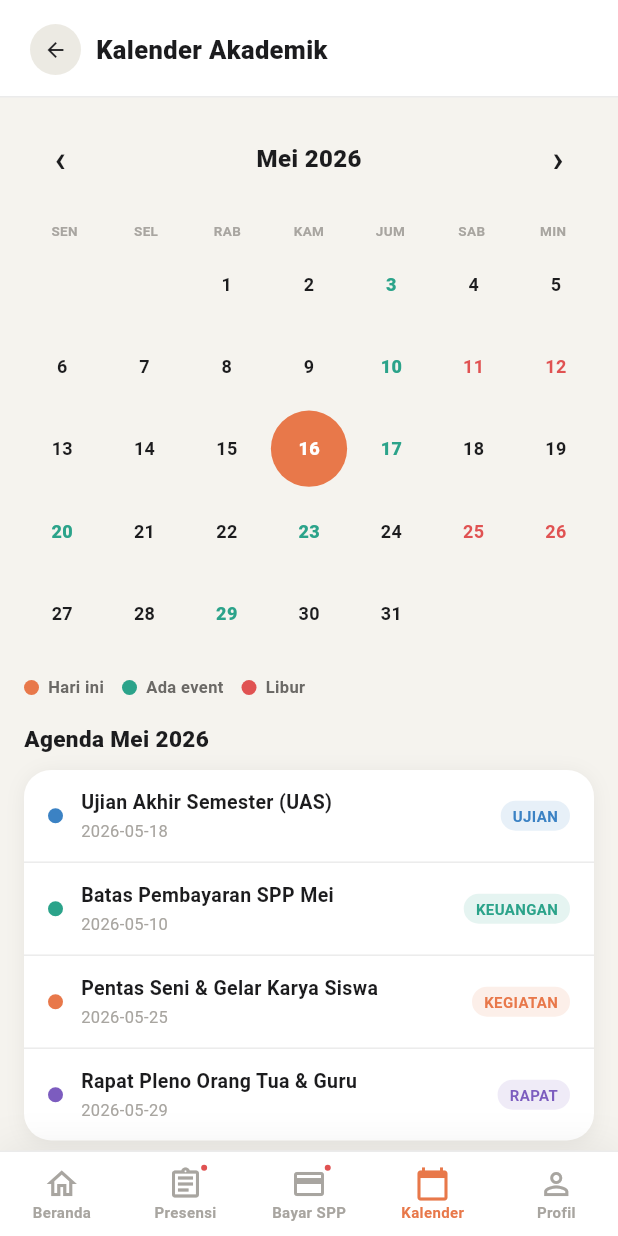
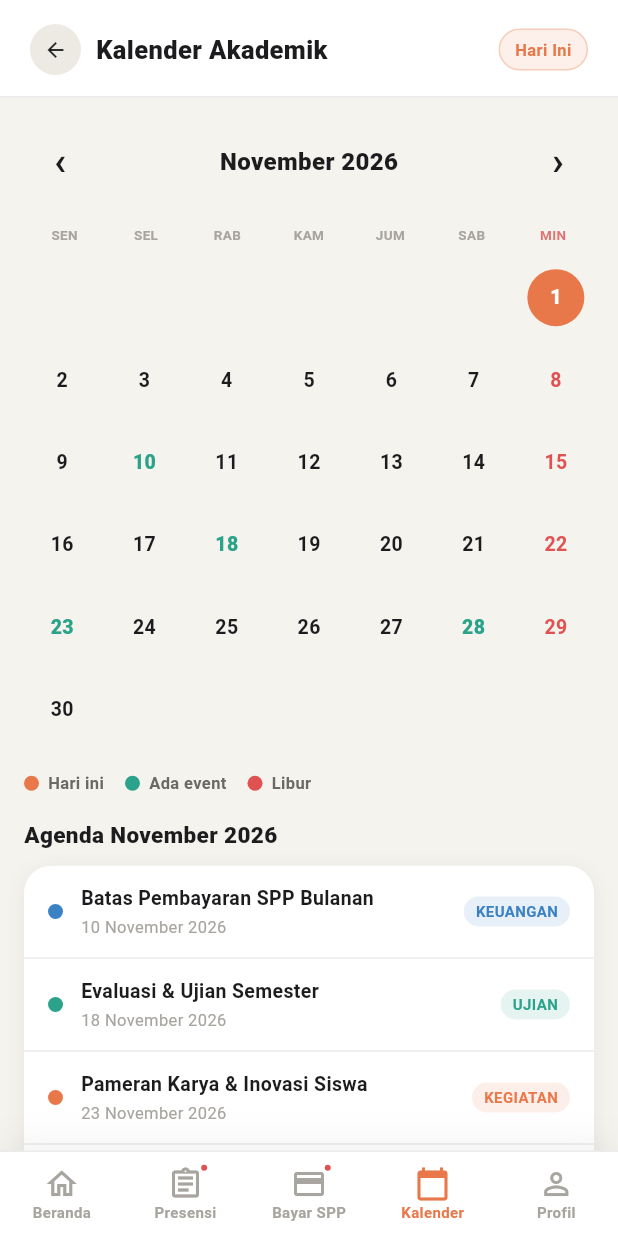
Before and after one commit to blznqhtn/SatuSekolah, a Flutter app: the MainScreen screen opened directly, scrolled down 156 dp, after a tap on "🗓️", on a phone screen of 412 x 824 dp. Run offline on Flutter 3.47's test engine with Material 3 defaults, Android fonts, the phone set to English and light mode, and no system bars; our stand-ins replace carousel_slider, firebase_core, flutter_local_notifications, get, get_storage, google_sign_in; accounts and stored records are empty; network calls fail; Roboto replaces fonts that are missing (DM Mono, Nunito).

Commit message:
Implement dynamic real calendar algorithm with accurate days and dates

```diff
--- a/aplikasi_mobile_ortu/lib/screens/page_kalender.dart
+++ b/aplikasi_mobile_ortu/lib/screens/page_kalender.dart
@@ -11,8 +11,9 @@ class PageKalender extends StatefulWidget {
 }
 
 class _PageKalenderState extends State<PageKalender> {
-  int _currentYear = 2026;
-  int _currentMonth = 5;
+  late int _currentYear;
+  late int _currentMonth;
+  int? _selectedDay;
 
   bool _isLoading = true;
   List<Map<String, dynamic>> _events = [];
@@ -33,9 +34,14 @@ class _PageKalenderState extends State<PageKalender> {
     'Desember'
   ];
 
+  final List<String> _weekDays = ['Sen', 'Sel', 'Rab', 'Kam', 'Jum', 'Sab', 'Min'];
+
   @override
   void initState() {
     super.initState();
+    final now = DateTime.now();
+    _currentYear = now.year;
+    _currentMonth = now.month;
     _loadEvents();
   }
 
@@ -55,6 +61,7 @@ class _PageKalenderState extends State<PageKalender> {
 
   void _prevMonth() {
     setState(() {
+      _selectedDay = null;
       if (_currentMonth == 1) {
         _currentMonth = 12;
         _currentYear--;
@@ -67,6 +74,7 @@ class _PageKalenderState extends State<PageKalender> {
 
   void _nextMonth() {
     setState(() {
+      _selectedDay = null;
       if (_currentMonth == 12) {
         _currentMonth = 1;
         _currentYear++;
@@ -77,11 +85,84 @@ class _PageKalenderState extends State<PageKalender> {
     _loadEvents();
   }
 
+  void _jumpToToday() {
+    final now = DateTime.now();
+    setState(() {
+      _currentYear = now.year;
+      _currentMonth = now.month;
+      _selectedDay = now.day;
+    });
+    _loadEvents();
+  }
+
+  bool _dayHasEvent(int day) {
+    for (final ev in _events) {
+      final dateStr = ev['event_date']?.toString() ?? '';
+      final parsed = DateTime.tryParse(dateStr);
+      if (parsed != null) {
+        if (parsed.year == _currentYear && parsed.month == _currentMonth && parsed.day == day) {
+          return true;
+        }
+      } else if (dateStr.contains('-')) {
+        final parts = dateStr.split('-');
+        if (parts.length >= 3) {
+          final y = int.tryParse(parts[0]);
+          final m = int.tryParse(parts[1]);
+          final d = int.tryParse(parts[2].split('T').first.split(' ').first);
+          if (y == _currentYear && m == _currentMonth && d == day) {
+            return true;
+          }
+        }
+      }
+    }
+    return false;
+  }
+
+  bool _dayIsHoliday(int day) {
+    final dt = DateTime(_currentYear, _currentMonth, day);
+    if (dt.weekday == DateTime.sunday) return true;
+
+    for (final ev in _events) {
+      final cat = ev['category']?.toString().toUpperCase() ?? '';
+      if (cat == 'LIBUR' || cat == 'HOLIDAY') {
+        final dateStr = ev['event_date']?.toString() ?? '';
+        final parsed = DateTime.tryParse(dateStr);
+        if (parsed != null &&
+            parsed.year == _currentYear &&
+            parsed.month == _currentMonth &&
+            parsed.day == day) {
+          return true;
+        }
+      }
+    }
+    return false;
+  }
+
+  List<Map<String, dynamic>> _getEventsForDay(int day) {
+    return _events.where((ev) {
+      final dateStr = ev['event_date']?.toString() ?? '';
+      final parsed = DateTime.tryParse(dateStr);
+      if (parsed != null) {
+        return parsed.year == _currentYear && parsed.month == _currentMonth && parsed.day == day;
+      } else if (dateStr.contains('-')) {
+        final parts = dateStr.split('-');
+        if (parts.length >= 3) {
+          final y = int.tryParse(parts[0]);
+          final m = int.tryParse(parts[1]);
+          final d = int.tryParse(parts[2].split('T').first.split(' ').first);
+          return y == _currentYear && m == _currentMonth && d == day;
+        }
+      }
+      return false;
+    }).toList();
+  }
+
   @override
   Widget build(BuildContext context) {
     final monthLabel = '${_monthNames[_currentMonth]} $_currentYear';
 
     return Column(
+      crossAxisAlignment: CrossAxisAlignment.stretch,
       children: [
         _buildHeader(context),
         Expanded(
@@ -99,8 +180,8 @@ class _PageKalenderState extends State<PageKalender> {
                         _buildCalendarNav(monthLabel),
                         _buildCalendarGrid(),
                         _buildLegend(),
-                        _buildSectionHeader('Agenda $monthLabel'),
-                        _buildAgendaList(),
+                        _buildSectionHeader(monthLabel),
+                        _buildAgendaList(monthLabel),
                         const SizedBox(height: 24),
                       ],
                     ),
@@ -113,12 +194,16 @@ class _PageKalenderState extends State<PageKalender> {
 
   Widget _buildHeader(BuildContext context) {
     return Container(
+      width: double.infinity,
       padding: const EdgeInsets.fromLTRB(20, 16, 20, 14),
       decoration: const BoxDecoration(
         color: AppTheme.surface,
         border: Border(bottom: BorderSide(color: AppTheme.border)),
       ),
       child: Row(
+        mainAxisAlignment: MainAxisAlignment.spaceBetween,
+        children: [
+          Row(
             children: [
               GestureDetector(
                 onTap: () {
@@ -140,6 +225,27 @@ class _PageKalenderState extends State<PageKalender> {
               const Text('Kalender Akademik', style: AppTheme.headerTitle),
             ],
           ),
+          GestureDetector(
+            onTap: _jumpToToday,
+            child: Container(
+              padding: const EdgeInsets.symmetric(horizontal: 10, vertical: 5),
+              decoration: BoxDecoration(
+                color: AppTheme.accentBg,
+                borderRadius: BorderRadius.circular(16),
+                border: Border.all(color: AppTheme.accent.withOpacity(0.3)),
+              ),
+              child: const Text(
+                'Hari Ini',
+                style: TextStyle(
+                  fontSize: 11,
+                  fontWeight: FontWeight.w700,
+                  color: AppTheme.accent,
+                ),
+              ),
+            ),
+          ),
+        ],
+      ),
     );
   }
 
@@ -150,15 +256,21 @@ class _PageKalenderState extends State<PageKalender> {
         mainAxisAlignment: MainAxisAlignment.spaceBetween,
         children: [
           IconButton(
-            icon: const Text('‹',
-                style: TextStyle(fontSize: 24, color: AppTheme.text, fontWeight: FontWeight.bold)),
+            icon: const Text(
+              '‹',
+              style: TextStyle(fontSize: 26, color: AppTheme.text, fontWeight: FontWeight.bold),
+            ),
             onPressed: _prevMonth,
           ),
-          Text(monthLabel,
-              style: const TextStyle(fontSize: 16, fontWeight: FontWeight.w800, color: AppTheme.text)),
+          Text(
+            monthLabel,
+            style: const TextStyle(fontSize: 16, fontWeight: FontWeight.w800, color: AppTheme.text),
+          ),
           IconButton(
-            icon: const Text('›',
-                style: TextStyle(fontSize: 24, color: AppTheme.text, fontWeight: FontWeight.bold)),
+            icon: const Text(
+              '›',
+              style: TextStyle(fontSize: 26, color: AppTheme.text, fontWeight: FontWeight.bold),
+            ),
             onPressed: _nextMonth,
           ),
         ],
@@ -167,102 +279,110 @@ class _PageKalenderState extends State<PageKalender> {
   }
 
   Widget _buildCalendarGrid() {
-    final List<String> days = ['Sen', 'Sel', 'Rab', 'Kam', 'Jum', 'Sab', 'Min'];
-    final List<Map<String, dynamic>> dates = [
-      {'val': '', 'type': 'empty'},
-      {'val': '', 'type': 'empty'},
-      {'val': '1', 'type': 'normal'},
-      {'val': '2', 'type': 'normal'},
-      {'val': '3', 'type': 'event'},
-      {'val': '4', 'type': 'normal'},
-      {'val': '5', 'type': 'normal'},
-      {'val': '6', 'type': 'normal'},
-      {'val': '7', 'type': 'normal'},
-      {'val': '8', 'type': 'normal'},
-      {'val': '9', 'type': 'normal'},
-      {'val': '10', 'type': 'event'},
-      {'val': '11', 'type': 'holiday'},
-      {'val': '12', 'type': 'holiday'},
-      {'val': '13', 'type': 'normal'},
-      {'val': '14', 'type': 'normal'},
-      {'val': '15', 'type': 'normal'},
-      {'val': '16', 'type': 'today'},
-      {'val': '17', 'type': 'event'},
-      {'val': '18', 'type': 'normal'},
-      {'val': '19', 'type': 'normal'},
-      {'val': '20', 'type': 'event'},
-      {'val': '21', 'type': 'normal'},
-      {'val': '22', 'type': 'normal'},
-      {'val': '23', 'type': 'event'},
-      {'val': '24', 'type': 'normal'},
-      {'val': '25', 'type': 'holiday'},
-      {'val': '26', 'type': 'holiday'},
-      {'val': '27', 'type': 'normal'},
-      {'val': '28', 'type': 'normal'},
-      {'val': '29', 'type': 'event'},
-      {'val': '30', 'type': 'normal'},
-      {'val': '31', 'type': 'normal'},
-    ];
+    final now = DateTime.now();
+
+    // Hari pertama dalam bulan ini: 1 = Senin, ..., 7 = Minggu
+    final firstDayWeekday = DateTime(_currentYear, _currentMonth, 1).weekday;
+    final emptyLeadingDays = firstDayWeekday - 1;
+
+    // Total hari dalam bulan ini (mendukung tahun kabisat otomatis)
+    final totalDaysInMonth = DateTime(_currentYear, _currentMonth + 1, 0).day;
+    final totalCells = emptyLeadingDays + totalDaysInMonth;
 
     return Padding(
       padding: const EdgeInsets.symmetric(horizontal: 16),
       child: Column(
         children: [
+          // Nama-nama hari: Sen, Sel, Rab, Kam, Jum, Sab, Min
           Row(
             mainAxisAlignment: MainAxisAlignment.spaceAround,
-            children: days
-                .map((day) => Expanded(
+            children: _weekDays.map((day) {
+              final isSun = day == 'Min';
+              return Expanded(
                 child: Padding(
                   padding: const EdgeInsets.symmetric(vertical: 4),
-                        child: Text(day.toUpperCase(),
+                  child: Text(
+                    day.toUpperCase(),
                     textAlign: TextAlign.center,
-                            style: const TextStyle(
+                    style: TextStyle(
                       fontSize: 9,
                       fontWeight: FontWeight.w700,
-                                color: AppTheme.text3)),
+                      color: isSun ? AppTheme.red.withOpacity(0.8) : AppTheme.text3,
                     ),
-                    ))
-                .toList(),
                   ),
+                ),
+              );
+            }).toList(),
+          ),
+          const SizedBox(height: 6),
+
+          // Grid tanggal dinamis sesuai kalender riil
           GridView.builder(
             shrinkWrap: true,
             physics: const NeverScrollableScrollPhysics(),
-            itemCount: dates.length,
+            itemCount: totalCells,
             gridDelegate: const SliverGridDelegateWithFixedCrossAxisCount(
               crossAxisCount: 7,
               crossAxisSpacing: 4,
               mainAxisSpacing: 4,
+              childAspectRatio: 1.0,
             ),
             itemBuilder: (context, index) {
-              final date = dates[index];
-              if (date['type'] == 'empty') {
+              if (index < emptyLeadingDays) {
                 return const SizedBox();
               }
+
+              final dayNumber = index - emptyLeadingDays + 1;
+              final isToday = now.year == _currentYear &&
+                  now.month == _currentMonth &&
+                  now.day == dayNumber;
+              final isSelected = _selectedDay == dayNumber;
+              final hasEvent = _dayHasEvent(dayNumber);
+              final isHoliday = _dayIsHoliday(dayNumber);
 
               Color bgColor = Colors.transparent;
               Color textColor = AppTheme.text;
               FontWeight weight = FontWeight.w600;
+              Border? border;
 
-              if (date['type'] == 'today') {
+              if (isToday) {
                 bgColor = AppTheme.accent;
                 textColor = Colors.white;
                 weight = FontWeight.w900;
-              } else if (date['type'] == 'event') {
+              } else if (isSelected) {
+                bgColor = AppTheme.accentBg;
+                textColor = AppTheme.accent;
+                border = Border.all(color: AppTheme.accent, width: 2);
+                weight = FontWeight.w900;
+              } else if (hasEvent) {
                 textColor = AppTheme.teal;
                 weight = FontWeight.w800;
-              } else if (date['type'] == 'holiday') {
+              } else if (isHoliday) {
                 textColor = AppTheme.red;
+                weight = FontWeight.w700;
               }
 
-              return Container(
+              return GestureDetector(
+                onTap: () {
+                  setState(() {
+                    _selectedDay = _selectedDay == dayNumber ? null : dayNumber;
+                  });
+                },
+                child: Center(
+                  child: Container(
+                    width: 38,
+                    height: 38,
                     decoration: BoxDecoration(
                       color: bgColor,
                       shape: BoxShape.circle,
+                      border: border,
                     ),
                     alignment: Alignment.center,
                     child: Text(
-                  date['val'],
-                  style: TextStyle(fontSize: 12, fontWeight: weight, color: textColor),
+                      dayNumber.toString(),
+                      style: TextStyle(fontSize: 13, fontWeight: weight, color: textColor),
+                    ),
+                  ),
                 ),
               );
             },
@@ -278,9 +398,9 @@ class _PageKalenderState extends State<PageKalender> {
       child: Row(
         children: [
           _buildLegendItem(AppTheme.accent, 'Hari ini'),
-          const SizedBox(width: 12),
+          const SizedBox(width: 14),
           _buildLegendItem(AppTheme.teal, 'Ada event'),
-          const SizedBox(width: 12),
+          const SizedBox(width: 14),
           _buildLegendItem(AppTheme.red, 'Libur'),
         ],
       ),
@@ -300,30 +420,62 @@ class _PageKalenderState extends State<PageKalender> {
           ),
         ),
         const SizedBox(width: 6),
-        Text(label,
-            style: const TextStyle(
-                fontSize: 11, fontWeight: FontWeight.w700, color: AppTheme.text2)),
+        Text(
+          label,
+          style: const TextStyle(fontSize: 11, fontWeight: FontWeight.w700, color: AppTheme.text2),
+        ),
       ],
     );
   }
 
-  Widget _buildSectionHeader(String title) {
+  Widget _buildSectionHeader(String monthLabel) {
+    final title = _selectedDay != null
+        ? 'Agenda $_selectedDay $monthLabel'
+        : 'Agenda $monthLabel';
+
     return Padding(
       padding: const EdgeInsets.fromLTRB(16, 0, 16, 10),
-      child: Text(title, style: AppTheme.sectionTitle),
+      child: Row(
+        mainAxisAlignment: MainAxisAlignment.spaceBetween,
+        children: [
+          Text(title, style: AppTheme.sectionTitle),
+          if (_selectedDay != null)
+            GestureDetector(
+              onTap: () {
+                setState(() {
+                  _selectedDay = null;
+                });
+              },
+              child: const Text('Lihat Semua', style: AppTheme.sectionMore),
+            ),
+        ],
+      ),
     );
   }
 
-  Widget _buildAgendaList() {
-    if (_events.isEmpty) {
+  Widget _buildAgendaList(String monthLabel) {
+    List<Map<String, dynamic>> displayedEvents = _events;
+
+    if (_selectedDay != null) {
+      displayedEvents = _getEventsForDay(_selectedDay!);
+    }
+
+    if (displayedEvents.isEmpty) {
+      final msg = _selectedDay != null
+          ? 'Tidak ada agenda kegiatan pada tanggal $_selectedDay $monthLabel'
+          : 'Tidak ada agenda kegiatan pada bulan $monthLabel';
+
       return Padding(
         padding: const EdgeInsets.symmetric(horizontal: 16),
         child: Container(
-          padding: const EdgeInsets.all(20),
+          padding: const EdgeInsets.all(22),
           decoration: AppTheme.cardDecoration,
-          child: const Center(
-            child: Text('Tidak ada agenda acara pada bulan ini',
-                style: TextStyle(fontSize: 12, color: AppTheme.text3)),
+          child: Center(
+            child: Text(
+              msg,
+              style: const TextStyle(fontSize: 12, color: AppTheme.text3),
+              textAlign: TextAlign.center,
+            ),
           ),
         ),
       );
@@ -334,6 +486,7 @@ class _PageKalenderState extends State<PageKalender> {
       AppTheme.teal,
       AppTheme.accent,
       AppTheme.purple,
+      AppTheme.yellow,
     ];
 
     return Padding(
@@ -341,17 +494,30 @@ class _PageKalenderState extends State<PageKalender> {
       child: Container(
         decoration: AppTheme.cardDecoration,
         child: Column(
-          children: List.generate(_events.length, (index) {
-            final ev = _events[index];
+          children: List.generate(displayedEvents.length, (index) {
+            final ev = displayedEvents[index];
             final title = ev['title']?.toString() ?? 'Acara Sekolah';
-            final date = ev['event_date']?.toString() ?? 'Mei 2026';
+            final rawDate = ev['event_date']?.toString() ?? '';
             final badge = ev['category']?.toString() ?? 'Kegiatan';
             final color = colors[index % colors.length];
+
+            String formattedDate = rawDate;
+            final parsed = DateTime.tryParse(rawDate);
+            if (parsed != null) {
+              formattedDate = '${parsed.day} ${_monthNames[parsed.month]} ${parsed.year}';
+            }
 
             return Column(
               children: [
                 if (index > 0) const Divider(height: 1, color: AppTheme.border),
-                _buildAgendaItem(color, title, date, badge, color, color.withOpacity(0.12)),
+                _buildAgendaItem(
+                  color,
+                  title,
+                  formattedDate,
+                  badge,
+                  color,
+                  color.withOpacity(0.12),
+                ),
               ],
             );
           }),
@@ -361,7 +527,13 @@ class _PageKalenderState extends State<PageKalender> {
   }
 
   Widget _buildAgendaItem(
-      Color dotColor, String title, String date, String badge, Color badgeColor, Color badgeBg) {
+    Color dotColor,
+    String title,
+    String date,
+    String badge,
+    Color badgeColor,
+    Color badgeBg,
+  ) {
     return Padding(
       padding: const EdgeInsets.symmetric(horizontal: 16, vertical: 12),
       child: Row(
@@ -379,13 +551,15 @@ class _PageKalenderState extends State<PageKalender> {
             child: Column(
               crossAxisAlignment: CrossAxisAlignment.start,
               children: [
-                Text(title,
-                    style: const TextStyle(
-                        fontSize: 13, fontWeight: FontWeight.w700, color: AppTheme.text)),
+                Text(
+                  title,
+                  style: const TextStyle(fontSize: 13, fontWeight: FontWeight.w700, color: AppTheme.text),
+                ),
                 const SizedBox(height: 2),
-                Text(date,
-                    style: const TextStyle(
-                        fontSize: 11, color: AppTheme.text3, fontFamily: 'DM Mono')),
+                Text(
+                  date,
+                  style: const TextStyle(fontSize: 11, color: AppTheme.text3, fontFamily: 'DM Mono'),
+                ),
               ],
             ),
           ),
@@ -395,9 +569,10 @@ class _PageKalenderState extends State<PageKalender> {
               color: badgeBg,
               borderRadius: BorderRadius.circular(20),
             ),
-            child: Text(badge,
-                style:
-                    TextStyle(fontSize: 10, fontWeight: FontWeight.w700, color: badgeColor)),
+            child: Text(
+              badge,
+              style: TextStyle(fontSize: 10, fontWeight: FontWeight.w700, color: badgeColor),
+            ),
           ),
         ],
       ),
--- a/aplikasi_mobile_ortu/lib/services/api_service.dart
+++ b/aplikasi_mobile_ortu/lib/services/api_service.dart
@@ -398,29 +398,31 @@ class ApiService {
     if (res != null && res['data'] is List && (res['data'] as List).isNotEmpty) {
       return List<Map<String, dynamic>>.from(res['data']);
     }
+
+    final mStr = month.toString().padLeft(2, '0');
     return [
       {
-        'title': 'Ujian Akhir Semester (UAS)',
-        'description': 'Pelaksanaan ujian teori dan praktik semester genap',
-        'event_date': '2026-05-18',
+        'title': 'Batas Pembayaran SPP Bulanan',
+        'description': 'Jatuh tempo pembayaran SPP siswa',
+        'event_date': '$year-$mStr-10',
+        'category': 'KEUANGAN',
+      },
+      {
+        'title': 'Evaluasi & Ujian Semester',
+        'description': 'Pelaksanaan ujian teori dan praktik siswa',
+        'event_date': '$year-$mStr-18',
         'category': 'UJIAN',
       },
       {
-        'title': 'Batas Pembayaran SPP Mei',
-        'description': 'Jatuh tempo pembayaran SPP bulanan',
-        'event_date': '2026-05-10',
-        'category': 'KEUANGAN',
-      },
-      {
-        'title': 'Pentas Seni & Gelar Karya Siswa',
-        'description': 'Pameran proyek inovasi siswa SMK',
-        'event_date': '2026-05-25',
+        'title': 'Pameran Karya & Inovasi Siswa',
+        'description': 'Gelar inovasi dan kreativitas proyek kejuruan',
+        'event_date': '$year-$mStr-23',
         'category': 'KEGIATAN',
       },
       {
-        'title': 'Rapat Pleno Orang Tua & Guru',
-        'description': 'Konsultasi perkembangan hasil belajar siswa',
-        'event_date': '2026-05-29',
+        'title': 'Pertemuan Pleno Wali Murid & Sekolah',
+        'description': 'Konsultasi perkembangan capaian belajar anak',
+        'event_date': '$year-$mStr-28',
         'category': 'RAPAT',
       },
     ];
```
Lines whose indentation alone changed are shown as unchanged.
